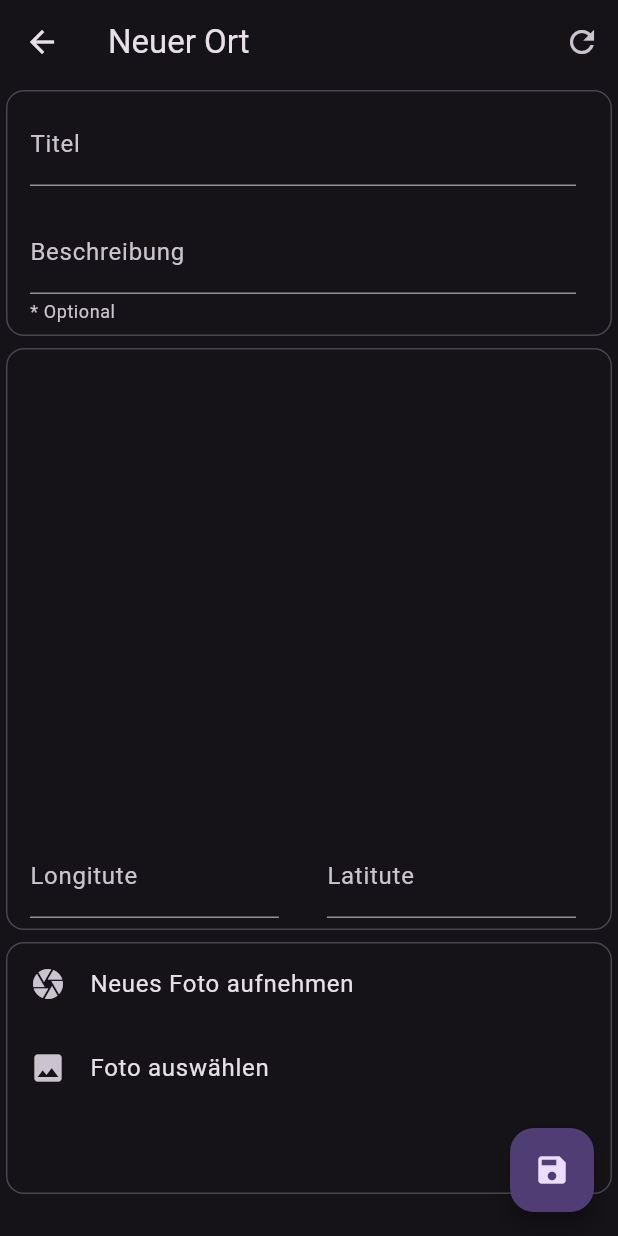
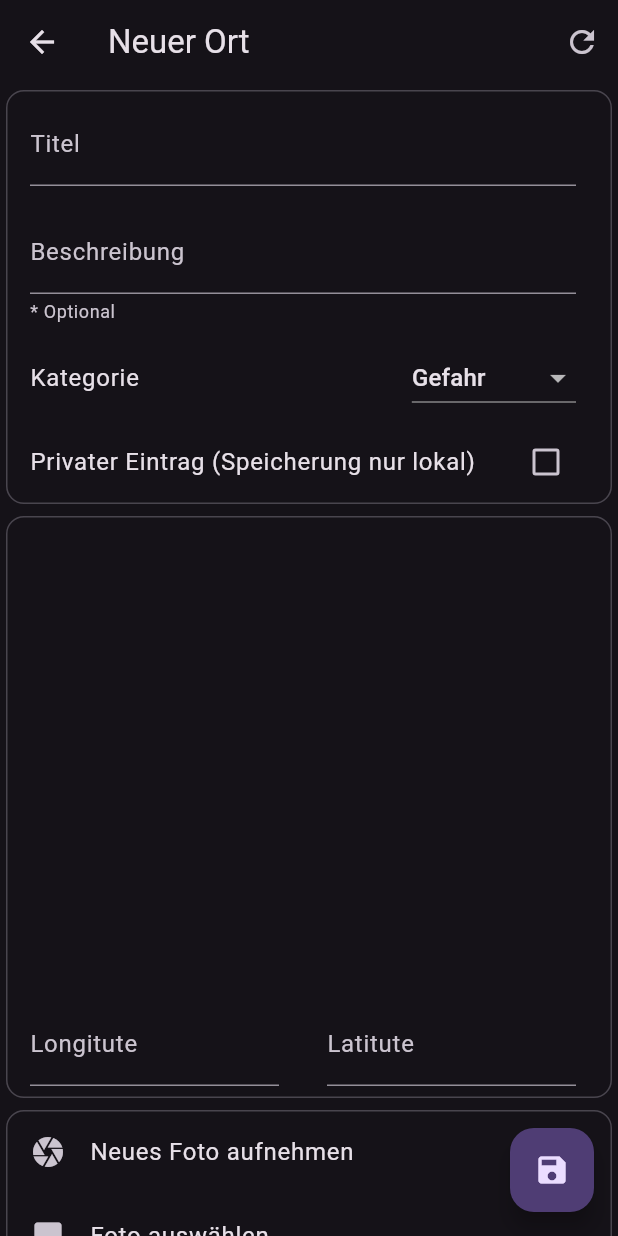
Before and after one commit to NoobDevTv/DogMarker, a Flutter app: the AddLocationPage screen opened by its route, after a tap on the "save" icon, on a phone screen of 412 x 824 dp. Run offline on Flutter 3.47's test engine with Material 3 defaults, Android fonts, the phone set to English and light mode, and no system bars; our stand-ins replace flutter_expandable_fab, flutter_hooks, flutter_local_notifications, flutter_map, hooks_riverpod, image_picker and 3 more; missing offline and left inert: fl_location, flutter_foreground_task, nominatim_flutter; accounts and stored records are empty; generated files the repository leaves out were written again.

Commit message:
Implemented warning level
*  so that we can subscribe to specific levels
* added new private entry option, so that you can set a single entry to private or public, regardless of the privacy setting

```diff
--- a/lib/add_location_page.dart
+++ b/lib/add_location_page.dart
@@ -1,6 +1,7 @@
 import 'dart:io';
 
 import 'package:dog_marker/main.dart';
+import 'package:dog_marker/model/warning_level.dart';
 import 'package:dog_marker/saved_entry.dart';
 import 'package:dog_marker/saved_entry_manager.dart';
 import 'package:flutter/foundation.dart';
@@ -19,6 +20,8 @@ class AddLocationPage extends HookConsumerWidget {
 
   @override
   Widget build(BuildContext context, WidgetRef ref) {
+    final sharedPrefs = ref.watch(sharedPreferencesProvider);
+
     final titleEditingController = useTextEditingController();
     final descriptionEditingController = useTextEditingController();
     final lonEditingController = useTextEditingController();
@@ -26,7 +29,9 @@ class AddLocationPage extends HookConsumerWidget {
     final imagePathProvider = useState("");
     final useLocationAsLatLng = useState(!_editMode);
     final firstLoad = useState(true);
+    final categorie = useState(WarningLevel.danger);
     final location = ref.watch(locationProvider);
+    final privateEntry = useState((sharedPrefs.getInt("privacy_level") ?? 0) > 1);
     if (_editMode && firstLoad.value) {
       firstLoad.value = false;
       titleEditingController.text = toEdit!.title;
@@ -72,6 +77,29 @@ class AddLocationPage extends HookConsumerWidget {
                   minLines: 1,
                 ),
               ),
+              ListTile(
+                title: const Text("Kategorie"),
+                trailing: DropdownButton(
+                    onChanged: (e) => categorie.value = e!,
+                    value: categorie.value,
+                    items: WarningLevel.values
+                        .map((e) => DropdownMenuItem(
+                              value: e,
+                              child: Text(WarningLevelTranslationEnumMap[e]!),
+                            ))
+                        .toList()),
+              ),
+              _editMode
+                  ? ListTile(
+                      title: (toEdit?.private ?? false)
+                          ? const Text("Privater Eintrag")
+                          : const Text("Öffentlicher Eintrag"),
+                    )
+                  : CheckboxListTile(
+                      value: privateEntry.value,
+                      onChanged: (c) => privateEntry.value = c!,
+                      title: const Text("Privater Eintrag (Speicherung nur lokal)"),
+                    )
             ],
           ),
         ),
@@ -192,12 +220,12 @@ class AddLocationPage extends HookConsumerWidget {
             final data = ref.read(savedEntryManagerProvider.notifier);
             if (_editMode) {
               data.updateEntry(toEdit!.copyWith(
-                title: titleEditingController.text,
-                description: descriptionEditingController.text,
-                imagePath: imagePathProvider.value,
-                longitude: double.parse(lonEditingController.text),
-                latitude: double.parse(latEditingController.text),
-              ));
+                  title: titleEditingController.text,
+                  description: descriptionEditingController.text,
+                  imagePath: imagePathProvider.value,
+                  longitude: double.parse(lonEditingController.text),
+                  latitude: double.parse(latEditingController.text),
+                  warningLevel: categorie.value));
             } else {
               data.addEntry(SavedEntry(
                   SavedEntry.getNewGuid(),
@@ -206,7 +234,9 @@ class AddLocationPage extends HookConsumerWidget {
                   imagePathProvider.value,
                   double.parse(lonEditingController.text),
                   double.parse(latEditingController.text),
-                  DateTime.now()));
+                  DateTime.now(),
+                  warningLevel: categorie.value,
+                  private: privateEntry.value));
             }
             Navigator.pop(context);
           },
--- a/lib/main.dart
+++ b/lib/main.dart
@@ -1,6 +1,7 @@
 import 'dart:io';
 
 import 'package:dog_marker/background_walking_handler.dart';
+import 'package:dog_marker/walking_manager.dart';
 import 'package:fl_location/fl_location.dart';
 import 'package:flutter/foundation.dart';
 import 'package:flutter/material.dart';
@@ -79,6 +80,7 @@ class _EagerInitialization extends ConsumerWidget {
 
   @override
   Widget build(BuildContext context, WidgetRef ref) {
+    final _ = ref.watch(walkingManagerProvider);
     // Eagerly initialize providers by watching them.
     // By using "watch", the provider will stay alive and not be disposed.
     return child;
--- /dev/null
+++ b/lib/model/warning_level.dart
@@ -0,0 +1,7 @@
+enum WarningLevel { information, warning, danger }
+
+const WarningLevelTranslationEnumMap = {
+  WarningLevel.information: 'Information',
+  WarningLevel.warning: 'Warnung',
+  WarningLevel.danger: 'Gefahr',
+};
--- a/lib/saved_entry.dart
+++ b/lib/saved_entry.dart
@@ -1,3 +1,4 @@
+import 'package:dog_marker/model/warning_level.dart';
 import 'package:flutter/foundation.dart';
 import 'package:json_annotation/json_annotation.dart';
 import 'package:uuid/uuid.dart';
@@ -16,10 +17,12 @@ class SavedEntry {
   final DateTime createDate;
   final String? deleteUrl;
   final bool? uploaded;
+  final bool private;
+  final WarningLevel warningLevel;
 
   const SavedEntry(
       this.guid, this.title, this.description, this.imagePath, this.longitude, this.latitude, this.createDate,
-      [this.uploaded = false, this.deleteUrl = ""]);
+      {this.warningLevel = WarningLevel.danger, this.uploaded = false, this.deleteUrl = "", this.private = false});
 
   static String getNewGuid() => const Uuid().v4();
 
@@ -35,8 +38,9 @@ class SavedEntry {
         (json['longitude'] as num).toDouble(),
         (json['latitude'] as num).toDouble(),
         DateTime.parse(json['create_date'] as String),
-        json['uploaded'] as bool?,
-        json.containsKey('image_delete_url') ? json['image_delete_url'] as String? : null,
+        warningLevel: $enumDecode(_$WarningLevelEnumMap, json['warning_level']),
+        uploaded: json['uploaded'] as bool?,
+        deleteUrl: json.containsKey('image_delete_url') ? json['image_delete_url'] as String? : null,
       );
 
   Map<String, dynamic> toApiJson() {
@@ -48,7 +52,8 @@ class SavedEntry {
       'image_delete_url': deleteUrl,
       'longitude': longitude,
       'latitude': latitude,
-      'create_date': createDate.toIso8601String()
+      'create_date': createDate.toIso8601String(),
+      'warning_level': _$WarningLevelEnumMap[warningLevel]!
     };
   }
 
@@ -60,8 +65,10 @@ class SavedEntry {
       double? longitude,
       double? latitude,
       DateTime? createDate,
+      WarningLevel? warningLevel,
       String? deleteUrl,
-      bool? uploaded}) {
+      bool? uploaded,
+      bool? private}) {
     return SavedEntry(
         guid ?? this.guid,
         title ?? this.title,
@@ -70,8 +77,10 @@ class SavedEntry {
         longitude ?? this.longitude,
         latitude ?? this.latitude,
         createDate ?? this.createDate,
-        uploaded ?? this.uploaded,
-        deleteUrl ?? this.deleteUrl);
+        warningLevel: warningLevel ?? this.warningLevel,
+        uploaded: uploaded ?? this.uploaded,
+        deleteUrl: deleteUrl ?? this.deleteUrl,
+        private: private ?? this.private);
   }
 
   @override
--- a/lib/saved_entry_manager.dart
+++ b/lib/saved_entry_manager.dart
@@ -64,7 +64,7 @@ class SavedEntryManager extends _$SavedEntryManager {
     if (state.any((element) => element == entry)) return;
     save(entry);
     state = [...state, entry];
-    if ((sharedPreferences.getInt("privacy_level") ?? 0) < 2) {
+    if (!entry.private) {
       Api.addNewEntry(ref.read(userIdProvider), entry).then((value) => VgyMeUploader.uploadEntry(entry, this));
     }
   }
@@ -76,7 +76,7 @@ class SavedEntryManager extends _$SavedEntryManager {
       state = [...state.where((element) => element.guid != entry.guid)];
     }
     state = [...state, entry];
-    if ((sharedPreferences.getInt("privacy_level") ?? 0) < 2 && uploadToServer) {
+    if (!entry.private && uploadToServer) {
       Api.updateEntry(ref.read(userIdProvider), entry);
     }
   }
@@ -86,7 +86,7 @@ class SavedEntryManager extends _$SavedEntryManager {
     final provider = ref.watch(sharedPreferencesProvider);
     provider.remove('saved_entry_${entry.guid})');
     state = [...state.where((element) => element.guid != entry.guid)];
-    if ((sharedPreferences.getInt("privacy_level") ?? 0) < 2) {
+    if (!entry.private) {
       Api.deleteEntry(ref.read(userIdProvider), entry.guid).then((value) => VgyMeUploader.deleteEntry(entry));
     }
   }
--- a/lib/walking_page.dart
+++ b/lib/walking_page.dart
@@ -4,7 +4,6 @@ import 'dart:isolate';
 
 import 'package:dog_marker/main.dart';
 import 'package:dog_marker/saved_entry_manager.dart';
-import 'package:dog_marker/walking_manager.dart';
 import 'package:flutter/foundation.dart';
 import 'package:flutter/material.dart';
 import 'package:flutter_foreground_task/flutter_foreground_task.dart';
@@ -108,7 +107,6 @@ class WalkingPage extends HookConsumerWidget {
   Widget build(BuildContext context, WidgetRef ref) {
     final location = ref.watch(locationProvider);
     final savedEntries = ref.watch(savedEntryManagerProvider);
-    final walkingManager = ref.watch(walkingManagerProvider);
     final inWalkingMode = useState(false);
     final port = useState<ReceivePort?>(null);
     final mapController = useState<MapController>(MapController());
```
Also changed, not shown: lib/main_page.dart (+9 -2 lines), lib/options_page.dart (+19 -11 lines), lib/pages/about_page.dart (+10 -2 lines), 1 other file.
